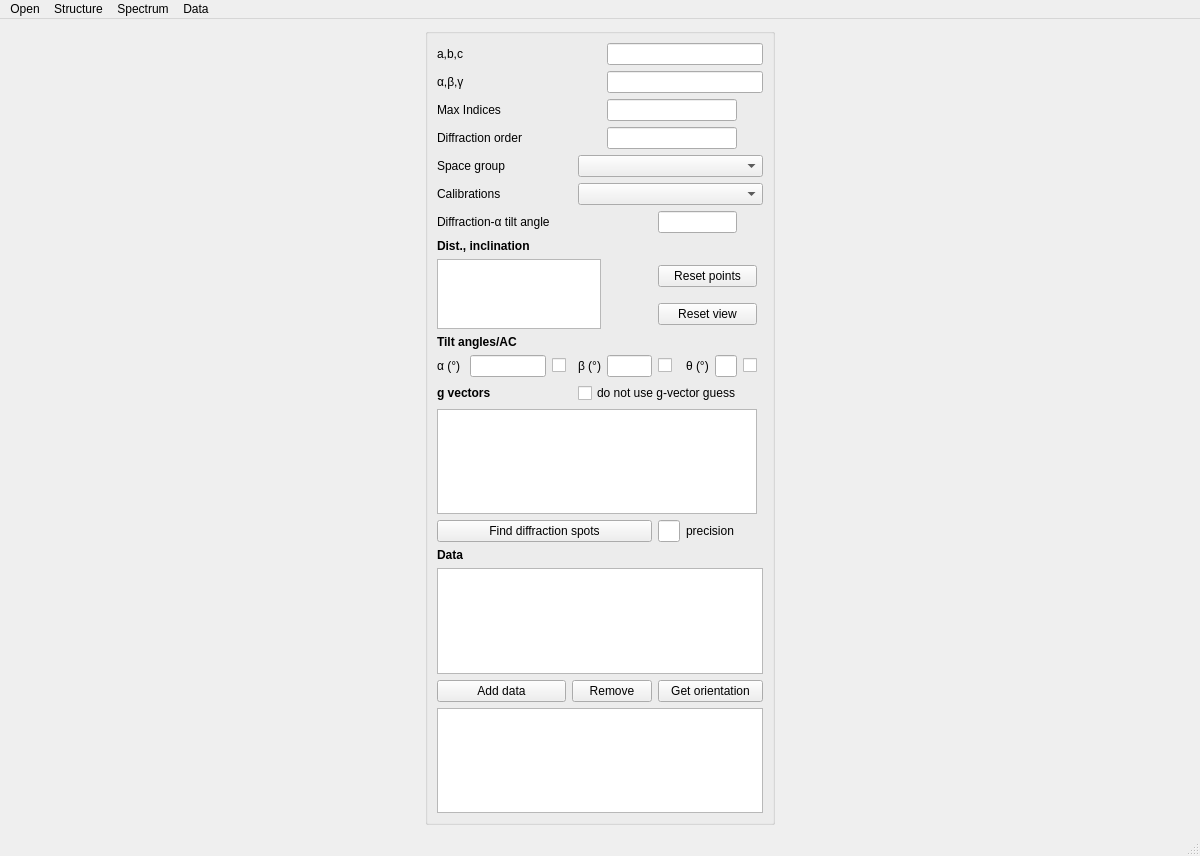
Old version of the form pycotem/diffraction/diffractionUI.ui in the repository mompiou/pycotem.
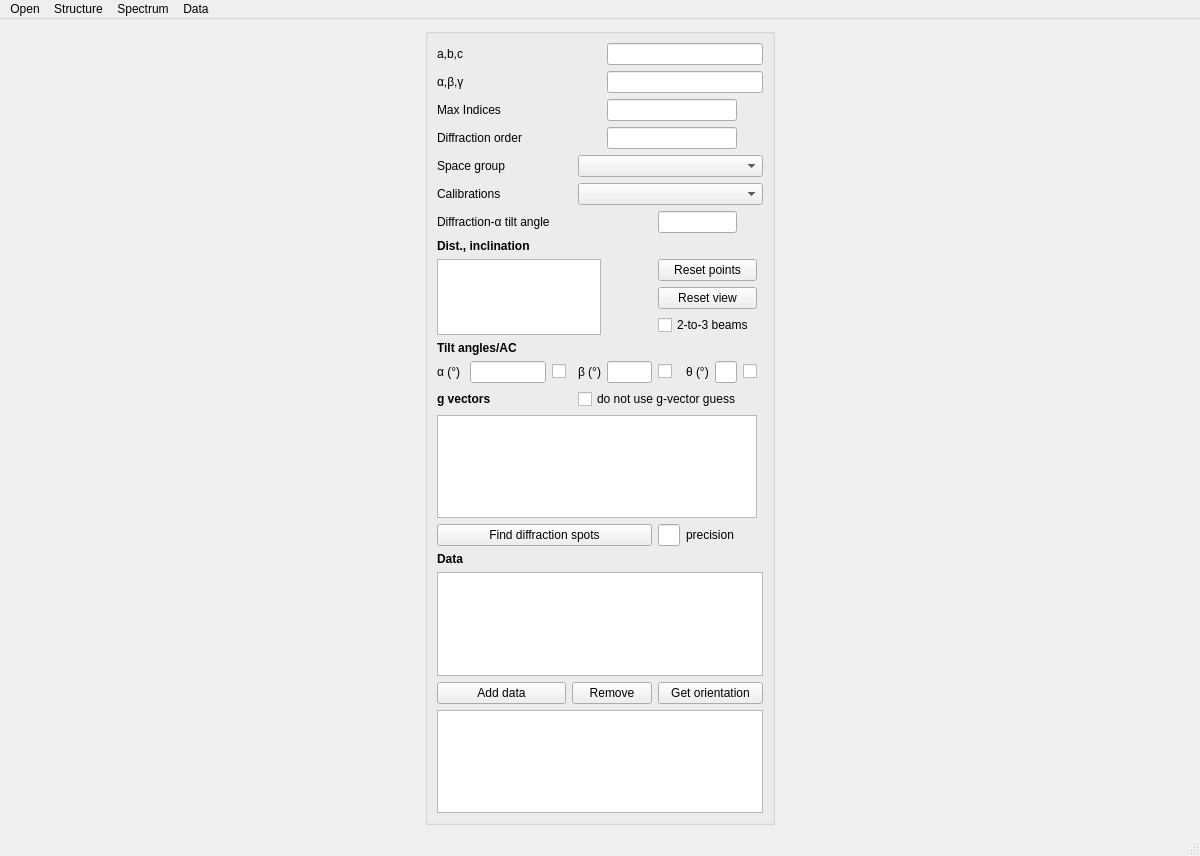
New version of the form. Icons and pictures are not drawn.

The edit to the form file:
```diff
--- a/pycotem/diffraction/diffractionUI.ui
+++ b/pycotem/diffraction/diffractionUI.ui
@@ -111,9 +111,6 @@
          </property>
         </widget>
        </item>
-       <item row="9" column="0" rowspan="2" colspan="5">
-        <widget class="QListWidget" name="ListBox_d_2"/>
-       </item>
        <item row="14" column="1">
         <widget class="QLineEdit" name="tilt_a_entry"/>
        </item>
@@ -260,6 +257,20 @@
          </property>
         </widget>
        </item>
+       <item row="9" column="0" rowspan="3" colspan="5">
+        <widget class="QListWidget" name="ListBox_d_2">
+         <property name="selectionMode">
+          <enum>QAbstractItemView::SingleSelection</enum>
+         </property>
+        </widget>
+       </item>
+       <item row="11" column="6" colspan="4">
+        <widget class="QCheckBox" name="two_to_three_checkBox">
+         <property name="text">
+          <string>2-to-3 beams</string>
+         </property>
+        </widget>
+       </item>
       </layout>
       <zorder>abc_label</zorder>
       <zorder>indice_label</zorder>
```
Left out of the diff: 3 changed lines with no effect on the pictures.
